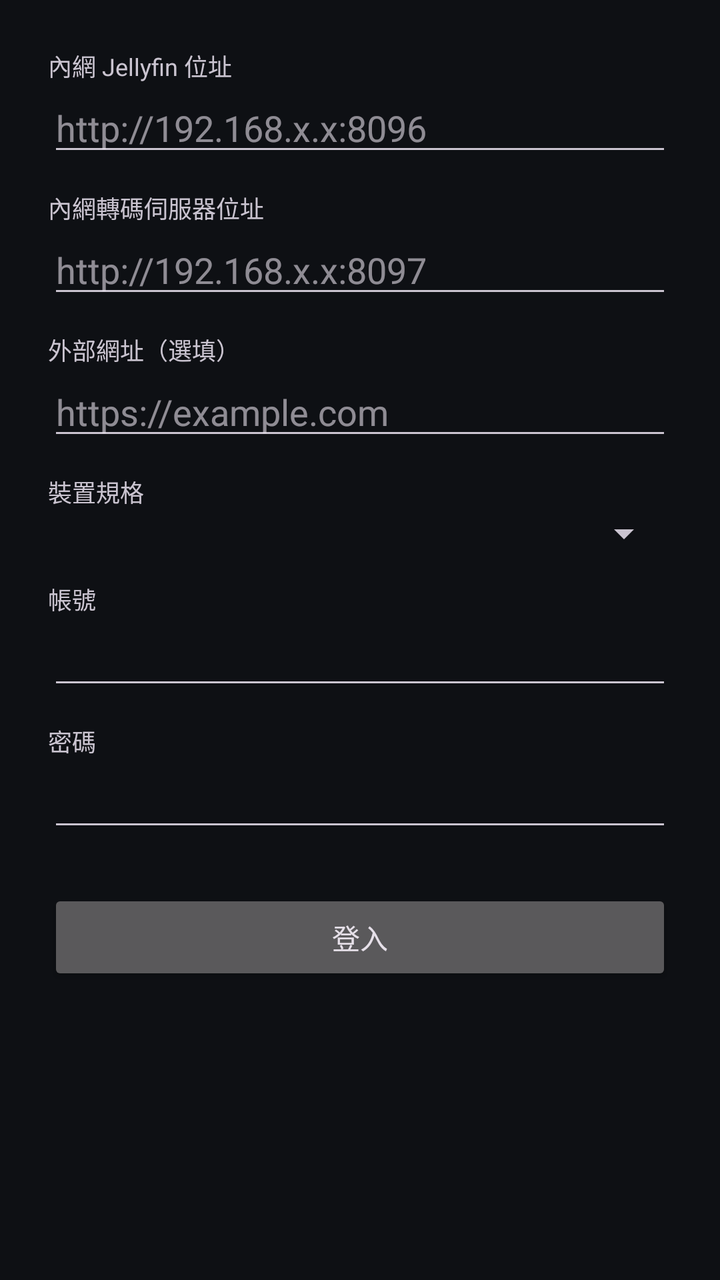
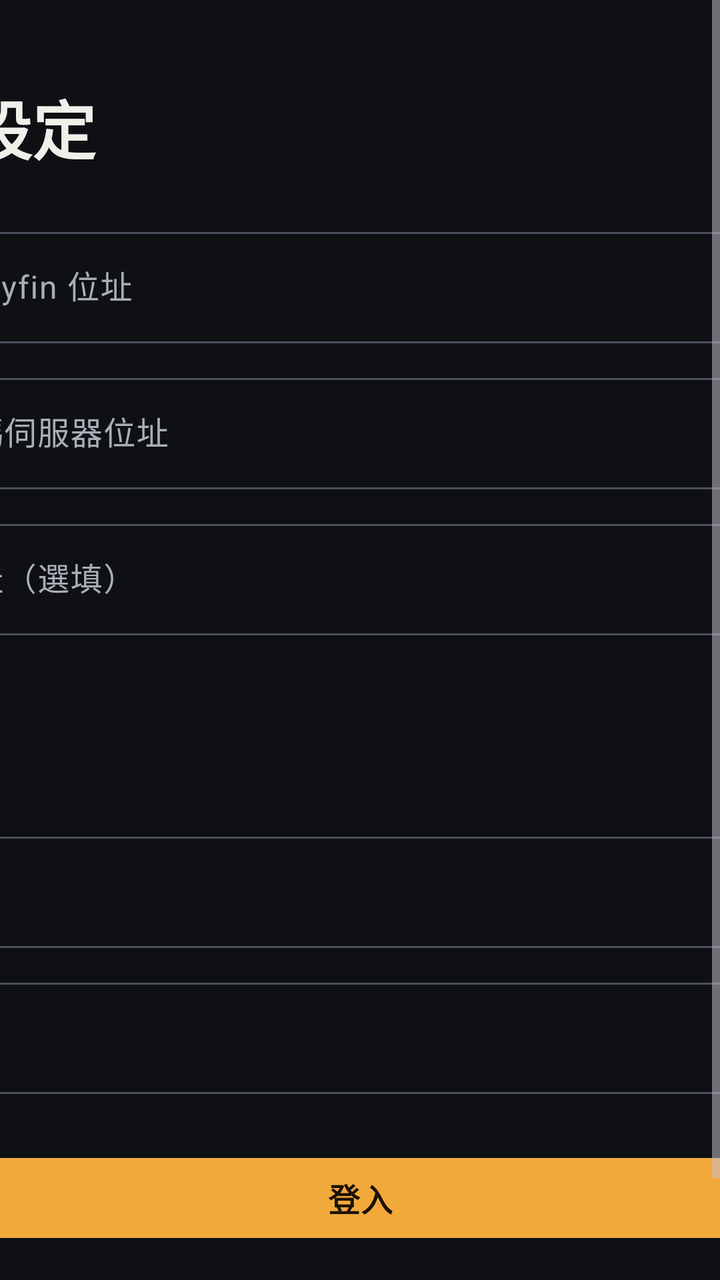

An Android layout rendered at two revisions. The XML below is the earlier revision; the diff shows what the commit changed to produce the second picture.
<!-- AndroidManifest.xml: application theme Theme.Player -->
<!-- res/layout/activity_login.xml -->
<?xml version="1.0" encoding="utf-8"?>
<ScrollView xmlns:android="http://schemas.android.com/apk/res/android"
    android:layout_width="match_parent"
    android:layout_height="match_parent">

    <LinearLayout
        android:layout_width="match_parent"
        android:layout_height="wrap_content"
        android:orientation="vertical"
        android:padding="24dp">

        <TextView style="@style/TextAppearance.AppCompat.Caption" android:layout_width="wrap_content" android:layout_height="wrap_content" android:text="@string/lan_jellyfin" />
        <EditText
            android:id="@+id/lanJellyfin"
            android:layout_width="match_parent"
            android:layout_height="wrap_content"
            android:hint="@string/lan_jellyfin_hint"
            android:inputType="textUri"
            android:importantForAutofill="no" />

        <TextView style="@style/TextAppearance.AppCompat.Caption" android:layout_width="wrap_content" android:layout_height="wrap_content" android:layout_marginTop="12dp" android:text="@string/lan_xcode" />
        <EditText
            android:id="@+id/lanXcode"
            android:layout_width="match_parent"
            android:layout_height="wrap_content"
            android:hint="@string/lan_xcode_hint"
            android:inputType="textUri"
            android:importantForAutofill="no" />

        <TextView style="@style/TextAppearance.AppCompat.Caption" android:layout_width="wrap_content" android:layout_height="wrap_content" android:layout_marginTop="12dp" android:text="@string/external" />
        <EditText
            android:id="@+id/external"
            android:layout_width="match_parent"
            android:layout_height="wrap_content"
            android:hint="@string/external_hint"
            android:inputType="textUri"
            android:importantForAutofill="no" />

        <TextView style="@style/TextAppearance.AppCompat.Caption" android:layout_width="wrap_content" android:layout_height="wrap_content" android:layout_marginTop="12dp" android:text="@string/profile" />
        <Spinner
            android:id="@+id/profile"
            android:layout_width="match_parent"
            android:layout_height="wrap_content" />

        <TextView style="@style/TextAppearance.AppCompat.Caption" android:layout_width="wrap_content" android:layout_height="wrap_content" android:layout_marginTop="12dp" android:text="@string/username" />
        <EditText
            android:id="@+id/username"
            android:layout_width="match_parent"
            android:layout_height="wrap_content"
            android:inputType="text"
            android:importantForAutofill="no" />

        <TextView style="@style/TextAppearance.AppCompat.Caption" android:layout_width="wrap_content" android:layout_height="wrap_content" android:layout_marginTop="12dp" android:text="@string/password" />
        <EditText
            android:id="@+id/password"
            android:layout_width="match_parent"
            android:layout_height="wrap_content"
            android:inputType="textPassword"
            android:importantForAutofill="no" />

        <Button
            android:id="@+id/login"
            android:layout_width="match_parent"
            android:layout_height="wrap_content"
            android:layout_marginTop="24dp"
            android:text="@string/login" />

        <TextView
            android:id="@+id/status"
            android:layout_width="match_parent"
            android:layout_height="wrap_content"
            android:layout_marginTop="12dp" />
    </LinearLayout>
</ScrollView>
<!-- resources referenced by this layout -->
<resources>
  <string name="external">外部網址（選填）</string>
  <string name="external_hint">https://example.com</string>
  <string name="lan_jellyfin">內網 Jellyfin 位址</string>
  <string name="lan_jellyfin_hint">http://192.168.x.x:8096</string>
  <string name="lan_xcode">內網轉碼伺服器位址</string>
  <string name="lan_xcode_hint">http://192.168.x.x:8097</string>
  <string name="login">登入</string>
  <string name="password">密碼</string>
  <string name="profile">裝置規格</string>
  <string name="username">帳號</string>
  <style name="Theme.Player" parent="Theme.Material3.Dark.NoActionBar">
          <item name="colorPrimary">@color/accent</item>
          <item name="colorOnPrimary">@color/on_accent</item>
          <item name="colorPrimaryContainer">@color/surface_high</item>
          <item name="colorOnPrimaryContainer">@color/accent</item>
          <item name="colorSecondaryContainer">@color/surface_high</item>
          <item name="colorOnSecondaryContainer">@color/accent</item>
          <item name="colorSurface">@color/bg</item>
          <item name="colorOnSurface">@color/text</item>
          <item name="colorOnSurfaceVariant">@color/text_secondary</item>
          <item name="colorSurfaceContainer">@color/surface</item>
          <item name="colorSurfaceContainerHigh">@color/surface_high</item>
          <item name="colorOutline">@color/outline</item>
          <item name="colorOutlineVariant">@color/line</item>
          <item name="android:colorBackground">@color/bg</item>
          <item name="android:windowBackground">@color/bg</item>
          <item name="android:statusBarColor">@color/bg</item>
          <item name="android:navigationBarColor">@color/bg</item>
      </style>
  <color name="accent">#F2A93B</color>
  <color name="on_accent">#1A1206</color>
  <color name="surface_high">#20242C</color>
  <color name="bg">#0E1014</color>
  <color name="text">#F1EFEA</color>
  <color name="text_secondary">#A9AEB7</color>
  <color name="surface">#171A20</color>
  <color name="outline">#4A505B</color>
  <color name="line">#2A2F38</color>
</resources>

<!-- the commit's change to res/layout/activity_login.xml (unified diff, before → after) -->
@@ -1,74 +1,132 @@
 <?xml version="1.0" encoding="utf-8"?>
 <ScrollView xmlns:android="http://schemas.android.com/apk/res/android"
+    xmlns:app="http://schemas.android.com/apk/res-auto"
     android:layout_width="match_parent"
-    android:layout_height="match_parent">
+    android:layout_height="match_parent"
+    android:fillViewport="true">
 
     <LinearLayout
-        android:layout_width="match_parent"
+        android:layout_width="520dp"
         android:layout_height="wrap_content"
+        android:layout_gravity="center_horizontal"
         android:orientation="vertical"
-        android:padding="24dp">
+        android:paddingTop="40dp"
+        android:paddingBottom="40dp">
 
-        <TextView style="@style/TextAppearance.AppCompat.Caption" android:layout_width="wrap_content" android:layout_height="wrap_content" android:text="@string/lan_jellyfin" />
-        <EditText
-            android:id="@+id/lanJellyfin"
+        <TextView
+            android:layout_width="wrap_content"
+            android:layout_height="wrap_content"
+            android:layout_marginBottom="12dp"
+            android:text="@string/login_title"
+            android:textColor="@color/text"
+            android:textSize="32sp"
+            android:textStyle="bold" />
+
+        <com.google.android.material.textfield.TextInputLayout
+            style="@style/Widget.Material3.TextInputLayout.OutlinedBox"
             android:layout_width="match_parent"
             android:layout_height="wrap_content"
-            android:hint="@string/lan_jellyfin_hint"
-            android:inputType="textUri"
-            android:importantForAutofill="no" />
+            android:layout_marginTop="12dp"
+            android:hint="@string/lan_jellyfin"
+            app:placeholderText="@string/lan_jellyfin_hint">
 
-        <TextView style="@style/TextAppearance.AppCompat.Caption" android:layout_width="wrap_content" android:layout_height="wrap_content" android:layout_marginTop="12dp" android:text="@string/lan_xcode" />
-        <EditText
-            android:id="@+id/lanXcode"
+            <com.google.android.material.textfield.TextInputEditText
+                android:id="@+id/lanJellyfin"
+                android:layout_width="match_parent"
+                android:layout_height="wrap_content"
+                android:importantForAutofill="no"
+                android:inputType="textUri" />
+        </com.google.android.material.textfield.TextInputLayout>
+
+        <com.google.android.material.textfield.TextInputLayout
+            style="@style/Widget.Material3.TextInputLayout.OutlinedBox"
             android:layout_width="match_parent"
             android:layout_height="wrap_content"
-            android:hint="@string/lan_xcode_hint"
-            android:inputType="textUri"
-            android:importantForAutofill="no" />
+            android:layout_marginTop="12dp"
+            android:hint="@string/lan_xcode"
+            app:placeholderText="@string/lan_xcode_hint">
 
-        <TextView style="@style/TextAppearance.AppCompat.Caption" android:layout_width="wrap_content" android:layout_height="wrap_content" android:layout_marginTop="12dp" android:text="@string/external" />
-        <EditText
-            android:id="@+id/external"
+            <com.google.android.material.textfield.TextInputEditText
+                android:id="@+id/lanXcode"
+                android:layout_width="match_parent"
+                android:layout_height="wrap_content"
+                android:importantForAutofill="no"
+                android:inputType="textUri" />
+        </com.google.android.material.textfield.TextInputLayout>
+
+        <com.google.android.material.textfield.TextInputLayout
+            style="@style/Widget.Material3.TextInputLayout.OutlinedBox"
             android:layout_width="match_parent"
             android:layout_height="wrap_content"
-            android:hint="@string/external_hint"
-            android:inputType="textUri"
-            android:importantForAutofill="no" />
+            android:layout_marginTop="12dp"
+            android:hint="@string/external"
+            app:placeholderText="@string/external_hint">
 
-        <TextView style="@style/TextAppearance.AppCompat.Caption" android:layout_width="wrap_content" android:layout_height="wrap_content" android:layout_marginTop="12dp" android:text="@string/profile" />
+            <com.google.android.material.textfield.TextInputEditText
+                android:id="@+id/external"
+                android:layout_width="match_parent"
+                android:layout_height="wrap_content"
+                android:importantForAutofill="no"
+                android:inputType="textUri" />
+        </com.google.android.material.textfield.TextInputLayout>
+
+        <TextView
+            style="@style/Text.Secondary"
+            android:layout_width="wrap_content"
+            android:layout_height="wrap_content"
+            android:layout_marginTop="16dp"
+            android:text="@string/profile" />
+
         <Spinner
             android:id="@+id/profile"
             android:layout_width="match_parent"
-            android:layout_height="wrap_content" />
+            android:layout_height="48dp" />
 
-        <TextView style="@style/TextAppearance.AppCompat.Caption" android:layout_width="wrap_content" android:layout_height="wrap_content" android:layout_marginTop="12dp" android:text="@string/username" />
-        <EditText
-            android:id="@+id/username"
+        <com.google.android.material.textfield.TextInputLayout
+            style="@style/Widget.Material3.TextInputLayout.OutlinedBox"
             android:layout_width="match_parent"
             android:layout_height="wrap_content"
-            android:inputType="text"
-            android:importantForAutofill="no" />
+            android:layout_marginTop="12dp"
+            android:hint="@string/username">
 
-        <TextView style="@style/TextAppearance.AppCompat.Caption" android:layout_width="wrap_content" android:layout_height="wrap_content" android:layout_marginTop="12dp" android:text="@string/password" />
-        <EditText
-            android:id="@+id/password"
+            <com.google.android.material.textfield.TextInputEditText
+                android:id="@+id/username"
+                android:layout_width="match_parent"
+                android:layout_height="wrap_content"
+                android:importantForAutofill="no"
+                android:inputType="text" />
+        </com.google.android.material.textfield.TextInputLayout>
+
+        <com.google.android.material.textfield.TextInputLayout
+            style="@style/Widget.Material3.TextInputLayout.OutlinedBox"
             android:layout_width="match_parent"
             android:layout_height="wrap_content"
-            android:inputType="textPassword"
-            android:importantForAutofill="no" />
+            android:layout_marginTop="12dp"
+            android:hint="@string/password"
+            app:endIconMode="password_toggle">
 
-        <Button
+            <com.google.android.material.textfield.TextInputEditText
+                android:id="@+id/password"
+                android:layout_width="match_parent"
+                android:layout_height="wrap_content"
+                android:importantForAutofill="no"
+                android:inputType="textPassword" />
+        </com.google.android.material.textfield.TextInputLayout>
+
+        <com.google.android.material.button.MaterialButton
             android:id="@+id/login"
+            style="@style/Button.Primary"
             android:layout_width="match_parent"
             android:layout_height="wrap_content"
-            android:layout_marginTop="24dp"
+            android:layout_marginTop="28dp"
             android:text="@string/login" />
 
         <TextView
             android:id="@+id/status"
+            style="@style/Text.Body"
             android:layout_width="match_parent"
             android:layout_height="wrap_content"
-            android:layout_marginTop="12dp" />
+            android:layout_marginTop="12dp"
+            android:textColor="@color/text_secondary" />
     </LinearLayout>
 </ScrollView>
<!-- resource entries referenced after the edit -->
@@ -1,5 +1,7 @@
 <!-- resources referenced by this layout -->
 <resources>
+  <color name="text">#F1EFEA</color>
+  <color name="text_secondary">#A9AEB7</color>
   <string name="external">外部網址（選填）</string>
   <string name="external_hint">https://example.com</string>
   <string name="lan_jellyfin">內網 Jellyfin 位址</string>
@@ -7,12 +9,35 @@
   <string name="lan_xcode">內網轉碼伺服器位址</string>
   <string name="lan_xcode_hint">http://192.168.x.x:8097</string>
   <string name="login">登入</string>
+  <string name="login_title">連線設定</string>
   <string name="password">密碼</string>
   <string name="profile">裝置規格</string>
   <string name="username">帳號</string>
+  <style name="Button.Primary" parent="Widget.Material3.Button">
+          <item name="android:minHeight">48dp</item>
+          <item name="android:textSize">16sp</item>
+          <item name="android:textStyle">bold</item>
+          <item name="backgroundTint">@color/accent</item>
+          <item name="android:textColor">@color/on_accent</item>
+          <item name="iconTint">@color/on_accent</item>
+          <item name="iconSize">18dp</item>
+          <item name="android:paddingStart">22dp</item>
+          <item name="android:paddingEnd">24dp</item>
+      </style>
+  <style name="Text.Body" parent="">
+          <item name="android:textColor">@color/text</item>
+          <item name="android:textSize">15sp</item>
+      </style>
+  <style name="Text.Secondary" parent="">
+          <item name="android:textColor">@color/text_secondary</item>
+          <item name="android:textSize">13sp</item>
+      </style>
   <style name="Theme.Player" parent="Theme.Material3.Dark.NoActionBar">
           <item name="colorPrimary">@color/accent</item>
           <item name="colorOnPrimary">@color/on_accent</item>
+          
+          <item name="colorSecondary">@color/accent</item>
+          <item name="colorOnSecondary">@color/on_accent</item>
           <item name="colorPrimaryContainer">@color/surface_high</item>
           <item name="colorOnPrimaryContainer">@color/accent</item>
           <item name="colorSecondaryContainer">@color/surface_high</item>
@@ -33,8 +58,6 @@
   <color name="on_accent">#1A1206</color>
   <color name="surface_high">#20242C</color>
   <color name="bg">#0E1014</color>
-  <color name="text">#F1EFEA</color>
-  <color name="text_secondary">#A9AEB7</color>
   <color name="surface">#171A20</color>
   <color name="outline">#4A505B</color>
   <color name="line">#2A2F38</color>
